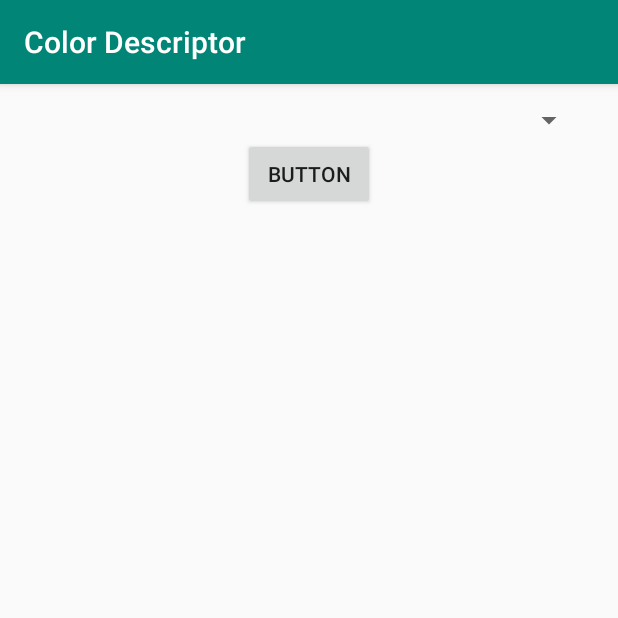
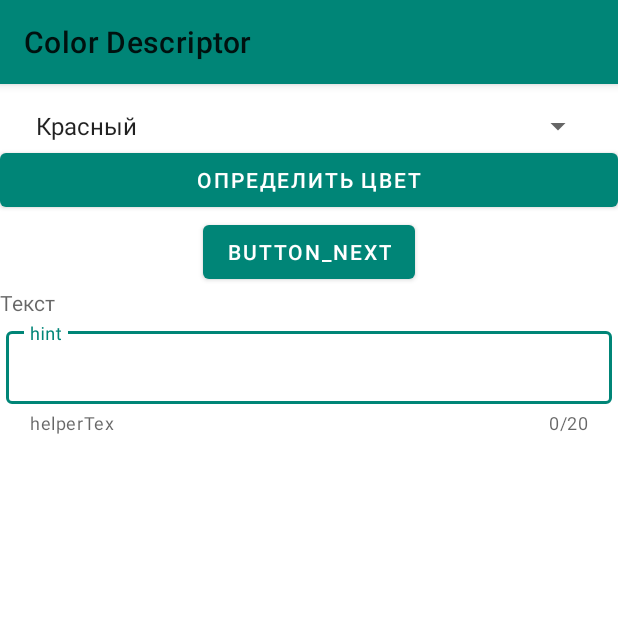
Before and after one commit to 2wiktor2/UdemyColorDescription, an Android app: the screen it shows after launch (MainActivity), on a phone screen of 412 x 824 dp, the top half of it. Run offline under Robolectric (Android 15) with nearby library versions, the phone set to English and light mode, and no system bars.

Commit message:
first change2

```diff
--- a/app/build.gradle
+++ b/app/build.gradle
@@ -23,7 +23,18 @@ dependencies {
     implementation fileTree(dir: 'libs', include: ['*.jar'])
     implementation 'androidx.appcompat:appcompat:1.1.0'
     implementation 'androidx.constraintlayout:constraintlayout:1.1.3'
+
+
+    // Matetial design
+    // работает
+    //todo найти нормальную версию
+    //implementation 'com.google.android.material:material:1.0.0-beta01'
+    // работает с темой приложения Theme.MaterialComponents
+    implementation 'com.google.android.material:material:1.2.0-alpha02'
+
+
+
     testImplementation 'junit:junit:4.12'
-    androidTestImplementation 'androidx.test.ext:junit:1.1.0'
-    androidTestImplementation 'androidx.test.espresso:espresso-core:3.1.1'
+    androidTestImplementation 'androidx.test.ext:junit:1.1.1'
+    androidTestImplementation 'androidx.test.espresso:espresso-core:3.2.0'
 }
--- a/app/src/main/res/layout/activity_main.xml
+++ b/app/src/main/res/layout/activity_main.xml
@@ -6,33 +6,64 @@
     android:layout_height="match_parent"
     tools:context=".MainActivity">
 
-<Spinner
-    android:id="@+id/spinner"
-    android:layout_width="368dp"
-    android:layout_height="wrap_content"
-    app:layout_constraintTop_toTopOf="parent"
-    app:layout_constraintLeft_toLeftOf="parent"
-    app:layout_constraintRight_toRightOf="parent"
-    android:layout_marginTop="12dp"
-    />
+    <Spinner
+        android:layout_margin="16dp"
+        android:id="@+id/spinner"
+        android:layout_width="match_parent"
+        android:entries="@array/colors"
+        android:layout_height="wrap_content"
+        android:layout_marginTop="12dp"
+        app:layout_constraintLeft_toLeftOf="parent"
+        app:layout_constraintRight_toRightOf="parent"
+        app:layout_constraintTop_toTopOf="parent" />
+
     <Button
         android:id="@+id/b_find_description"
-        android:text="@string/button_text_1"
+        android:layout_width="match_parent"
+        android:layout_height="wrap_content"
+        android:text="@string/b_find_description"
+        app:layout_constraintLeft_toLeftOf="parent"
+        app:layout_constraintRight_toRightOf="parent"
+        app:layout_constraintTop_toBottomOf="@id/spinner" />
+
+
+    <com.google.android.material.button.MaterialButton
+        android:id="@+id/next_button"
         android:layout_width="wrap_content"
+        android:layout_height="wrap_content"
+        android:text="button_next"
+        app:layout_constraintLeft_toLeftOf="parent"
+        app:layout_constraintRight_toRightOf="parent"
+        app:layout_constraintTop_toBottomOf="@id/b_find_description" />
+
+    <TextView
+        android:id="@+id/tv_show_description"
+        android:layout_width="match_parent"
+        android:hint="@string/tv_show_description"
         android:layout_height="wrap_content"
         app:layout_constraintLeft_toLeftOf="parent"
         app:layout_constraintRight_toRightOf="parent"
-        app:layout_constraintTop_toBottomOf="@id/spinner"
-        />
-    <TextView
-        android:id="@+id/textView"
-        android:layout_width="wrap_content"
+        app:layout_constraintTop_toBottomOf="@id/next_button" />
+
+    <com.google.android.material.textfield.TextInputLayout
+        style="@style/Widget.MaterialComponents.TextInputLayout.OutlinedBox.Dense"
+        android:layout_width="match_parent"
         android:layout_height="wrap_content"
+        android:layout_margin="4dp"
+        android:hint="hint"
+        app:counterEnabled="true"
+        app:counterMaxLength="20"
+        app:errorEnabled="true"
+        app:helperText="helperTex"
+        app:helperTextEnabled="true"
         app:layout_constraintLeft_toLeftOf="parent"
         app:layout_constraintRight_toRightOf="parent"
-        app:layout_constraintBottom_toBottomOf="@id/b_find_description"
-        />
+        app:layout_constraintTop_toBottomOf="@id/tv_show_description">
 
+        <com.google.android.material.textfield.TextInputEditText
+            android:layout_width="match_parent"
+            android:layout_height="wrap_content" />
+    </com.google.android.material.textfield.TextInputLayout>
 
 
 </androidx.constraintlayout.widget.ConstraintLayout>
--- a/app/src/main/res/values/strings.xml
+++ b/app/src/main/res/values/strings.xml
@@ -1,4 +1,20 @@
 <resources>
     <string name="app_name">Color Descriptor</string>
-    <string name="button_text_1">button</string>
+    <string name="b_find_description">Определить цвет</string>
+    <string name="tv_show_description">Текст</string>
+
+    <string-array name="colors">
+        <item>Красный</item>
+        <item>Оранжеавый</item>
+        <item>Желтый</item>
+        <item>Зеленый</item>
+        <item>Голубой</item>
+    </string-array>
+    <string-array name="descriptionOfTemperament">
+        <item>Какое-то описание. Красный</item>
+        <item>Какое-то описание. Оранжеавы</item>
+        <item>Какое-то описание. Желтый</item>
+        <item>Какое-то описание. Зеленый</item>
+        <item>Какое-то описание. Голубой</item>
+    </string-array>
 </resources>
--- a/app/src/main/res/values/styles.xml
+++ b/app/src/main/res/values/styles.xml
@@ -1,7 +1,7 @@
 <resources>
 
     <!-- Base application theme. -->
-    <style name="AppTheme" parent="Theme.AppCompat.Light.DarkActionBar">
+    <style name="AppTheme" parent="Theme.MaterialComponents.Light">
         <!-- Customize your theme here. -->
         <item name="colorPrimary">@color/colorPrimary</item>
         <item name="colorPrimaryDark">@color/colorPrimaryDark</item>
```
